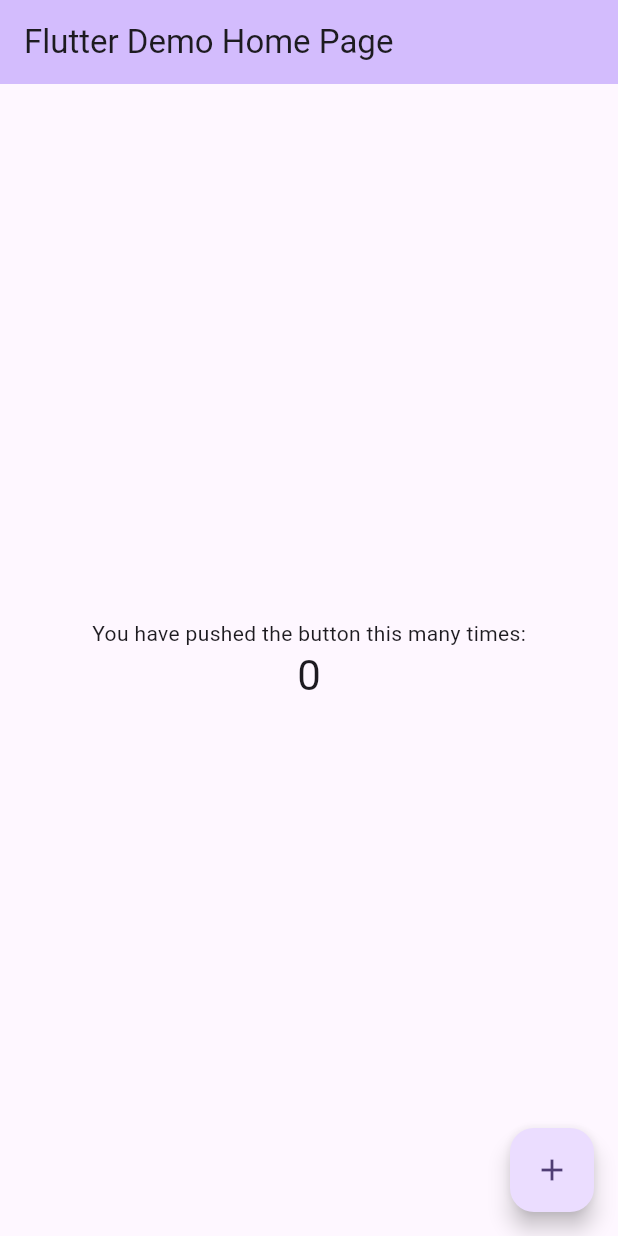
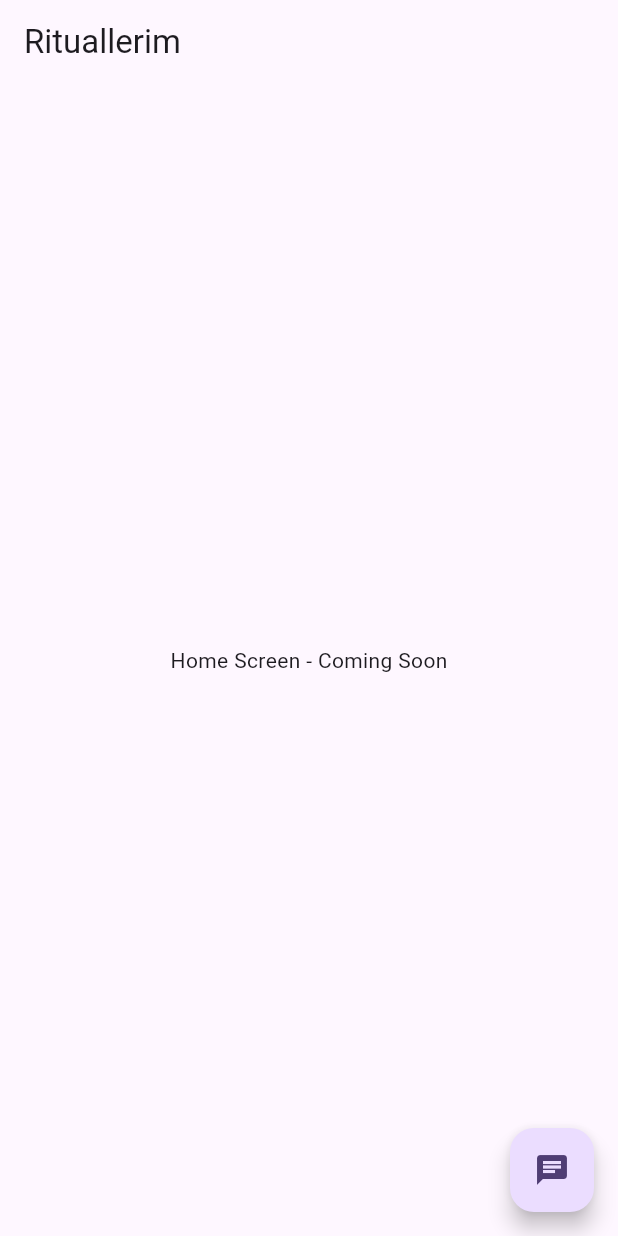
Before and after one commit to Sunshine-Daisies/rituals_app, a Flutter app: the screen it shows after launch, on a phone screen of 412 x 824 dp. Run offline on Flutter 3.47's test engine with Material 3 defaults, Android fonts, the phone set to English and light mode, and no system bars; our stand-ins replace equatable, flutter_riverpod, go_router, supabase_flutter; accounts and stored records are empty.

Commit message:
feat: complete Flutter app scaffolding with Riverpod and routing
- Add core packages: supabase_flutter, flutter_riverpod, go_router, fl_chart, equatable
- Create organized folder structure (data/, services/, features/, widgets/, routes/)
- Implement data models: Ritual, RitualStep, RitualRun, ChatMessage with JSON serialization
- Set up GoRouter with auth protection (temporarily disabled)
- Create SupabaseService for backend integration
- Scaffold all main screens: Auth, Home, Chat, RitualDetail, Checklist, Stats
- Update main.dart with Riverpod ProviderScope and theming
- Fix Android NDK version compatibility issues
- Update widget tests for new app structure
- Add project documentation (.copilot.md)

All tests passing. Ready for Supabase schema setup.

```diff
--- /dev/null
+++ b/lib/features/home/home_screen.dart
@@ -0,0 +1,23 @@
+import 'package:flutter/material.dart';
+
+class HomeScreen extends StatelessWidget {
+  const HomeScreen({super.key});
+
+  @override
+  Widget build(BuildContext context) {
+    return Scaffold(
+      appBar: AppBar(
+        title: const Text('Rituallerim'),
+      ),
+      body: const Center(
+        child: Text('Home Screen - Coming Soon'),
+      ),
+      floatingActionButton: FloatingActionButton(
+        onPressed: () {
+          // Navigate to chat
+        },
+        child: const Icon(Icons.chat),
+      ),
+    );
+  }
+}
--- a/lib/main.dart
+++ b/lib/main.dart
@@ -1,122 +1,45 @@
 import 'package:flutter/material.dart';
+import 'package:flutter_riverpod/flutter_riverpod.dart';
+import 'routes/app_router.dart';
+// import 'services/supabase_service.dart'; // Temporarily commented until Supabase setup
 
-void main() {
-  runApp(const MyApp());
+void main() async {
+  WidgetsFlutterBinding.ensureInitialized();
+
+  // Initialize Supabase - commented out for now until we set up the credentials
+  // TODO: Uncomment after Supabase setup
+  // await SupabaseService.initialize(
+  //   url: 'YOUR_SUPABASE_URL',
+  //   anonKey: 'YOUR_SUPABASE_ANON_KEY',
+  // );
+
+  runApp(const ProviderScope(child: RitualsApp()));
 }
 
-class MyApp extends StatelessWidget {
-  const MyApp({super.key});
+class RitualsApp extends ConsumerWidget {
+  const RitualsApp({super.key});
 
-  // This widget is the root of your application.
   @override
-  Widget build(BuildContext context) {
-    return MaterialApp(
-      title: 'Flutter Demo',
+  Widget build(BuildContext context, WidgetRef ref) {
+    final router = ref.watch(routerProvider);
+
+    return MaterialApp.router(
+      title: 'Personalized Daily Rituals',
       theme: ThemeData(
-        // This is the theme of your application.
-        //
-        // TRY THIS: Try running your application with "flutter run". You'll see
-        // the application has a purple toolbar. Then, without quitting the app,
-        // try changing the seedColor in the colorScheme below to Colors.green
-        // and then invoke "hot reload" (save your changes or press the "hot
-        // reload" button in a Flutter-supported IDE, or press "r" if you used
-        // the command line to start the app).
-        //
-        // Notice that the counter didn't reset back to zero; the application
-        // state is not lost during the reload. To reset the state, use hot
-        // restart instead.
-        //
-        // This works for code too, not just values: Most code changes can be
-        // tested with just a hot reload.
-        colorScheme: ColorScheme.fromSeed(seedColor: Colors.deepPurple),
+        colorScheme: ColorScheme.fromSeed(
+          seedColor: Colors.deepPurple,
+          brightness: Brightness.light,
+        ),
+        useMaterial3: true,
       ),
-      home: const MyHomePage(title: 'Flutter Demo Home Page'),
+      darkTheme: ThemeData(
+        colorScheme: ColorScheme.fromSeed(
+          seedColor: Colors.deepPurple,
+          brightness: Brightness.dark,
+        ),
+        useMaterial3: true,
+      ),
+      routerConfig: router,
     );
   }
 }
-
-class MyHomePage extends StatefulWidget {
-  const MyHomePage({super.key, required this.title});
-
-  // This widget is the home page of your application. It is stateful, meaning
-  // that it has a State object (defined below) that contains fields that affect
-  // how it looks.
-
-  // This class is the configuration for the state. It holds the values (in this
-  // case the title) provided by the parent (in this case the App widget) and
-  // used by the build method of the State. Fields in a Widget subclass are
-  // always marked "final".
-
-  final String title;
-
-  @override
-  State<MyHomePage> createState() => _MyHomePageState();
-}
-
-class _MyHomePageState extends State<MyHomePage> {
-  int _counter = 0;
-
-  void _incrementCounter() {
-    setState(() {
-      // This call to setState tells the Flutter framework that something has
-      // changed in this State, which causes it to rerun the build method below
-      // so that the display can reflect the updated values. If we changed
-      // _counter without calling setState(), then the build method would not be
-      // called again, and so nothing would appear to happen.
-      _counter++;
-    });
-  }
-
-  @override
-  Widget build(BuildContext context) {
-    // This method is rerun every time setState is called, for instance as done
-    // by the _incrementCounter method above.
-    //
-    // The Flutter framework has been optimized to make rerunning build methods
-    // fast, so that you can just rebuild anything that needs updating rather
-    // than having to individually change instances of widgets.
-    return Scaffold(
-      appBar: AppBar(
-        // TRY THIS: Try changing the color here to a specific color (to
-        // Colors.amber, perhaps?) and trigger a hot reload to see the AppBar
-        // change color while the other colors stay the same.
-        backgroundColor: Theme.of(context).colorScheme.inversePrimary,
-        // Here we take the value from the MyHomePage object that was created by
-        // the App.build method, and use it to set our appbar title.
-        title: Text(widget.title),
-      ),
-      body: Center(
-        // Center is a layout widget. It takes a single child and positions it
-        // in the middle of the parent.
-        child: Column(
-          // Column is also a layout widget. It takes a list of children and
-          // arranges them vertically. By default, it sizes itself to fit its
-          // children horizontally, and tries to be as tall as its parent.
-          //
-          // Column has various properties to control how it sizes itself and
-          // how it positions its children. Here we use mainAxisAlignment to
-          // center the children vertically; the main axis here is the vertical
-          // axis because Columns are vertical (the cross axis would be
-          // horizontal).
-          //
-          // TRY THIS: Invoke "debug painting" (choose the "Toggle Debug Paint"
-          // action in the IDE, or press "p" in the console), to see the
-          // wireframe for each widget.
-          mainAxisAlignment: MainAxisAlignment.center,
-          children: <Widget>[
-            const Text('You have pushed the button this many times:'),
-            Text(
-              '$_counter',
-              style: Theme.of(context).textTheme.headlineMedium,
-            ),
-          ],
-        ),
-      ),
-      floatingActionButton: FloatingActionButton(
-        onPressed: _incrementCounter,
-        tooltip: 'Increment',
-        child: const Icon(Icons.add),
-      ), // This trailing comma makes auto-formatting nicer for build methods.
-    );
-  }
-}
--- /dev/null
+++ b/lib/routes/app_router.dart
@@ -0,0 +1,61 @@
+import 'package:flutter/material.dart';
+import 'package:go_router/go_router.dart';
+import 'package:flutter_riverpod/flutter_riverpod.dart';
+
+import '../features/auth/auth_screen.dart';
+import '../features/home/home_screen.dart';
+import '../features/chat/chat_screen.dart';
+import '../features/ritual_detail/ritual_detail_screen.dart';
+import '../features/checklist/checklist_screen.dart';
+import '../features/stats/stats_screen.dart';
+// import '../services/supabase_service.dart'; // Temporarily commented until Supabase setup
+
+final routerProvider = Provider<GoRouter>((ref) {
+  return GoRouter(
+    initialLocation: '/home', // Start with home for now
+    redirect: (context, state) {
+      // Temporarily disable auth redirect until Supabase is set up
+      // TODO: Uncomment after Supabase setup
+      // final isAuthenticated = SupabaseService.instance.currentUser != null;
+      // final isAuthRoute = state.matchedLocation == '/auth';
+
+      // if (!isAuthenticated && !isAuthRoute) {
+      //   return '/auth';
+      // }
+      // if (isAuthenticated && isAuthRoute) {
+      //   return '/home';
+      // }
+      return null;
+    },
+    routes: [
+      GoRoute(
+        path: '/auth',
+        builder: (context, state) => const AuthScreen(),
+      ),
+      GoRoute(
+        path: '/home',
+        builder: (context, state) => const HomeScreen(),
+      ),
+      GoRoute(
+        path: '/chat',
+        builder: (context, state) => const ChatScreen(),
+      ),
+      GoRoute(
+        path: '/ritual/:id',
+        builder: (context, state) => RitualDetailScreen(
+          ritualId: state.pathParameters['id']!,
+        ),
+      ),
+      GoRoute(
+        path: '/checklist/:runId',
+        builder: (context, state) => ChecklistScreen(
+          runId: state.pathParameters['runId']!,
+        ),
+      ),
+      GoRoute(
+        path: '/stats',
+        builder: (context, state) => const StatsScreen(),
+      ),
+    ],
+  );
+});
```
Also changed, not shown: lib/data/models/chat_models.dart (added, +90 -0 lines), lib/data/models/ritual.dart (added, +68 -0 lines), lib/data/models/ritual_run.dart (added, +66 -0 lines), lib/data/models/ritual_step.dart (added, +56 -0 lines), lib/features/auth/auth_screen.dart (added, +17 -0 lines), lib/features/chat/chat_screen.dart (added, +17 -0 lines), lib/features/checklist/checklist_screen.dart (added, +22 -0 lines), lib/features/ritual_detail/ritual_detail_screen.dart (added, +22 -0 lines), lib/features/stats/stats_screen.dart (added, +17 -0 lines), lib/services/supabase_service.dart (added, +52 -0 lines), pubspec.yaml (+20 -2 lines), pubspec.lock, 6 other files.
